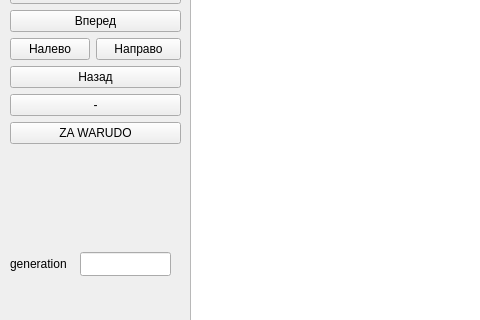
This is mainwindow.ui in Polliakoff/Collabreequeue-2-rep as Qt 5 draws it before an edit; both pictures show x 0 to 480 and y 308 to 628 of the 1368 by 768 pixel window. The edited form follows.
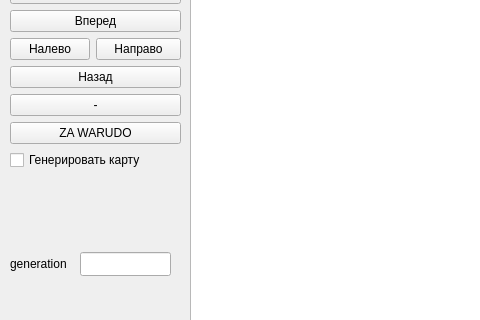
This is the edited form.

What changed in the file:
```diff
--- a/mainwindow.ui
+++ b/mainwindow.ui
@@ -188,6 +188,13 @@
          </property>
         </widget>
        </item>
+       <item row="6" column="0" colspan="2">
+        <widget class="QCheckBox" name="checkBox">
+         <property name="text">
+          <string>Генерировать карту</string>
+         </property>
+        </widget>
+       </item>
       </layout>
      </item>
     </layout>
```
Left out of the diff: 2 changed lines with no effect on the pictures.
